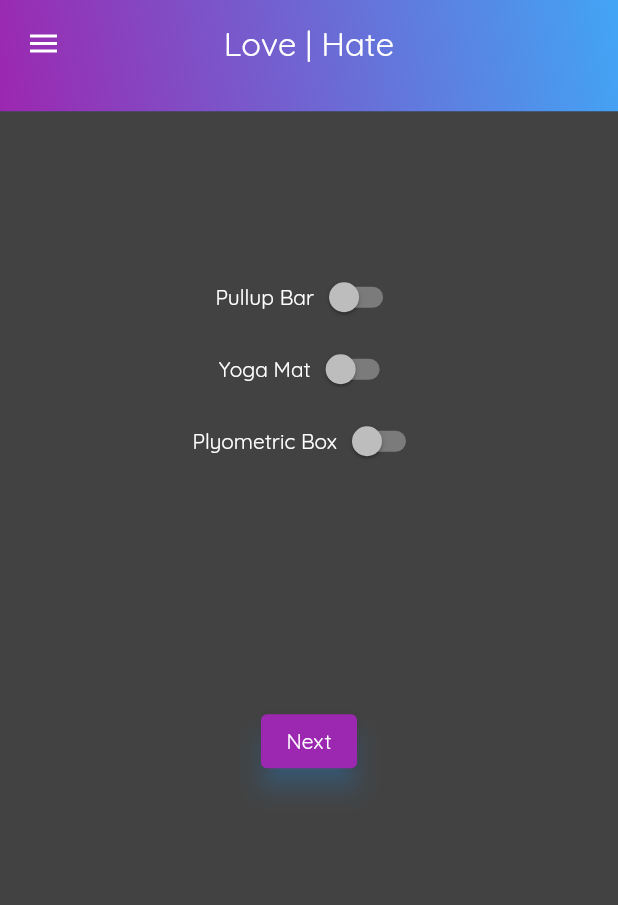
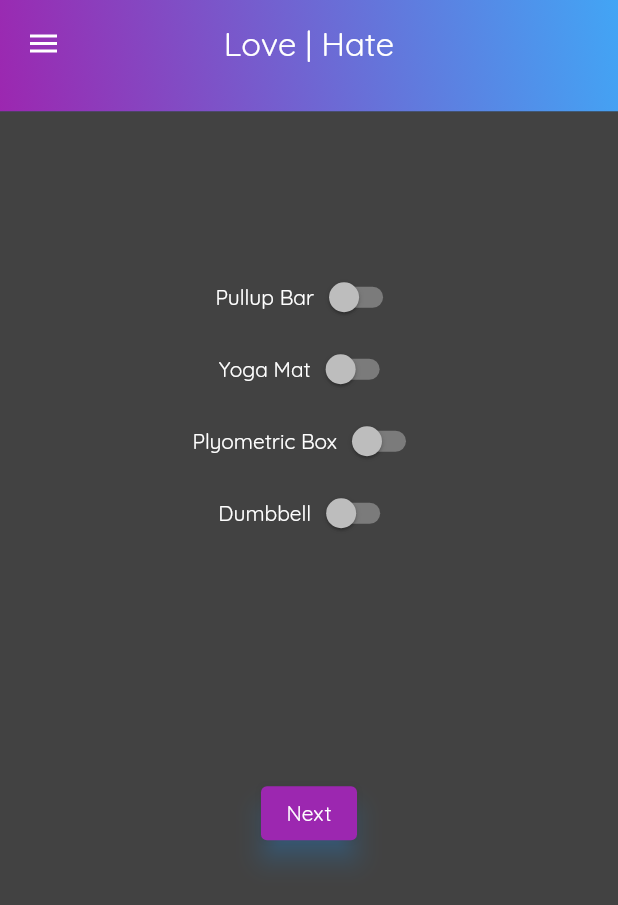
Before and after one commit to mr-scott-jordan/workout-app, a Flutter app: the EquipmentPage screen opened by its route, on a phone screen of 412 x 824 dp. Shown: the top 905 px of the screen. Run offline on Flutter 3.47's test engine with Material 2 defaults, Android fonts, the phone set to English and light mode, and no system bars; our stand-ins replace bloc, circular_countdown_timer, dartz, data_connection_checker, equatable, firebase_auth and 4 more; accounts and stored records are empty.

Commit message:
added dumbbell as equipment

```diff
--- a/lib/features/high_intensity_interval/domain/enums/equipment.dart
+++ b/lib/features/high_intensity_interval/domain/enums/equipment.dart
@@ -2,5 +2,6 @@ enum Equipment {
   PullUpBar,
   YogaMat,
   PlyometricBox,
+  Dumbbell,
   None,
 }
--- a/lib/features/high_intensity_interval/presentation/pages/equipment_page.dart
+++ b/lib/features/high_intensity_interval/presentation/pages/equipment_page.dart
@@ -34,6 +34,8 @@ class EquipmentPage extends StatelessWidget {
               state.workout.equipment.contains(Equipment.YogaMat);
           final bool _plyoBox =
               state.workout.equipment.contains(Equipment.PlyometricBox);
+          final bool _dumbbell =
+              state.workout.equipment.contains(Equipment.Dumbbell);
 
           var equipment = state.workout.equipment;
           return PageAnimationWidget(
@@ -116,6 +118,30 @@ class EquipmentPage extends StatelessWidget {
                           }),
                     ],
                   ),
+                  Row(
+                    mainAxisAlignment: MainAxisAlignment.center,
+                    children: [
+                      Text('Dumbbell'),
+                      Switch(
+                          activeColor: Color(0xfffbc02d),
+                          value: _dumbbell,
+                          onChanged: (value) {
+                            if (value) {
+                              equipment.add(Equipment.Dumbbell);
+                              BlocProvider.of<WorkoutBloc>(context).add(
+                                  EditWorkoutEvent(state
+                                      .copyWith(equipment: equipment)
+                                      .workout));
+                            } else {
+                              equipment.remove(Equipment.Dumbbell);
+                              BlocProvider.of<WorkoutBloc>(context).add(
+                                  EditWorkoutEvent(state
+                                      .copyWith(equipment: equipment)
+                                      .workout));
+                            }
+                          }),
+                    ],
+                  ),
                   Container(
                     height: 200,
                     width: 200,
```
